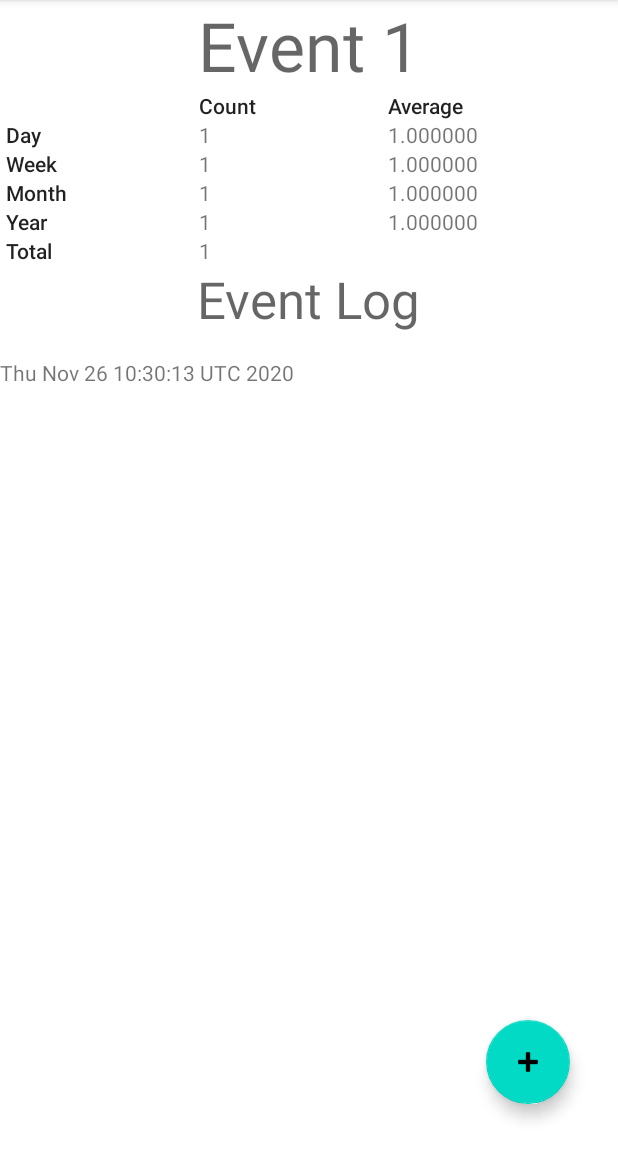
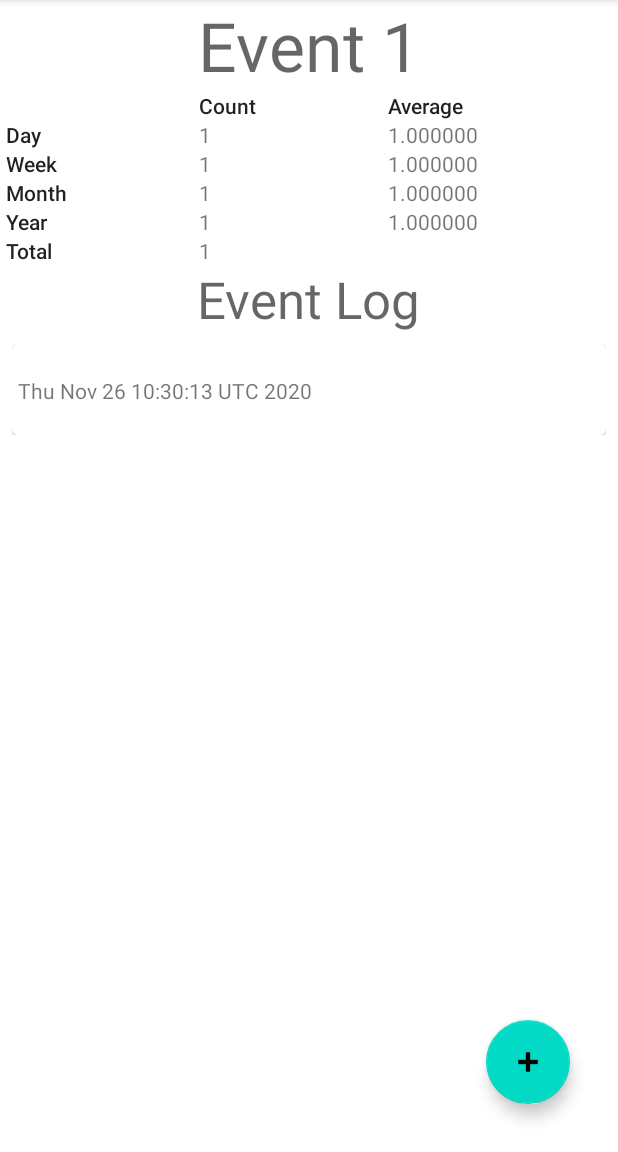
Before and after one commit to davjgardner/ButtonJournal, an Android app: the screen it shows after launch (ViewEventActivity), after a tap on "VIEW", on a phone screen of 412 x 824 dp, the part 84-1236 px from its top. Run offline under Robolectric (Android 15) with nearby library versions, the phone set to English and light mode, and no system bars; our stand-ins replace Room's generated code.

Commit message:
CardView for event items.

```diff
--- a/app/src/main/res/layout/event_view.xml
+++ b/app/src/main/res/layout/event_view.xml
@@ -2,24 +2,46 @@
 <androidx.constraintlayout.widget.ConstraintLayout xmlns:android="http://schemas.android.com/apk/res/android"
     xmlns:app="http://schemas.android.com/apk/res-auto"
     xmlns:tools="http://schemas.android.com/tools"
+    android:padding="8dp"
     android:layout_width="match_parent"
     android:layout_height="wrap_content">
+
+    <androidx.cardview.widget.CardView
+        xmlns:card_view="http://schemas.android.com/apk/res-auto"
+        android:layout_width="match_parent"
+        android:layout_height="wrap_content"
+        card_view:cardCornerRadius="4dp"
+        app:layout_constraintBottom_toBottomOf="parent"
+        app:layout_constraintEnd_toEndOf="parent"
+        app:layout_constraintStart_toStartOf="parent"
+        app:layout_constraintTop_toTopOf="parent">
+
+        <androidx.constraintlayout.widget.ConstraintLayout
+            android:layout_width="match_parent"
+            android:layout_height="match_parent"
+            android:padding="4dp">
+
+
+            <TextView
+                android:id="@+id/event_view_time"
+                android:layout_width="wrap_content"
+                android:layout_height="wrap_content"
+                android:text="@string/placeholder"
+                app:layout_constraintBottom_toBottomOf="parent"
+                app:layout_constraintStart_toStartOf="parent"
+                app:layout_constraintTop_toTopOf="parent" />
 
             <ImageButton
                 android:id="@+id/event_view_delete_event"
                 android:layout_width="wrap_content"
                 android:layout_height="wrap_content"
                 android:contentDescription="@string/cdesc_delete_event"
+                app:layout_constraintBottom_toBottomOf="parent"
                 app:layout_constraintEnd_toEndOf="parent"
                 app:layout_constraintTop_toTopOf="parent"
                 app:srcCompat="@android:drawable/ic_delete" />
+        </androidx.constraintlayout.widget.ConstraintLayout>
 
-    <TextView
-        android:id="@+id/event_view_time"
-        android:layout_width="wrap_content"
-        android:layout_height="wrap_content"
-        android:text="@string/placeholder"
-        app:layout_constraintBottom_toBottomOf="@+id/event_view_delete_event"
-        app:layout_constraintStart_toStartOf="parent"
-        app:layout_constraintTop_toTopOf="@+id/event_view_delete_event" />
+    </androidx.cardview.widget.CardView>
+
 </androidx.constraintlayout.widget.ConstraintLayout>
```
Lines whose indentation alone changed are shown as unchanged.
